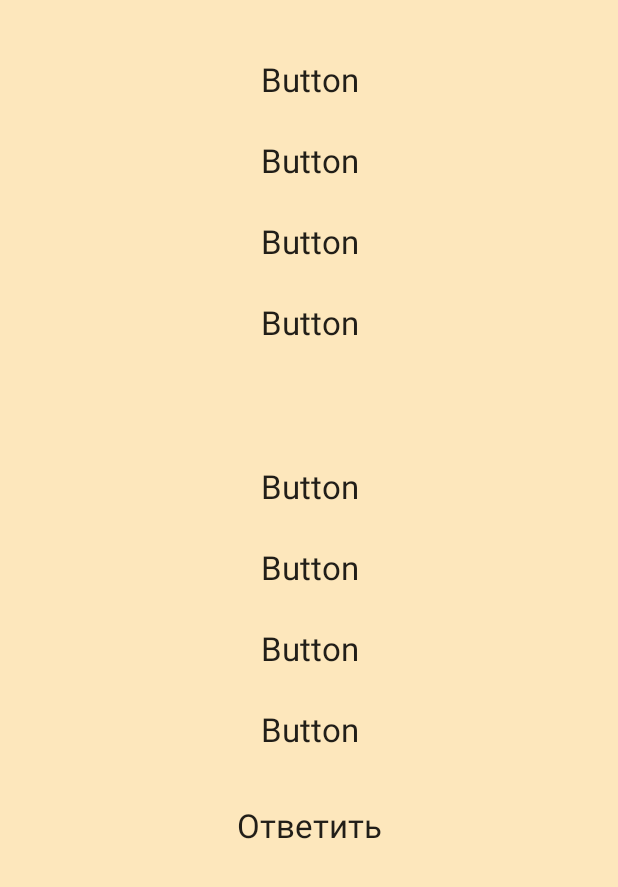
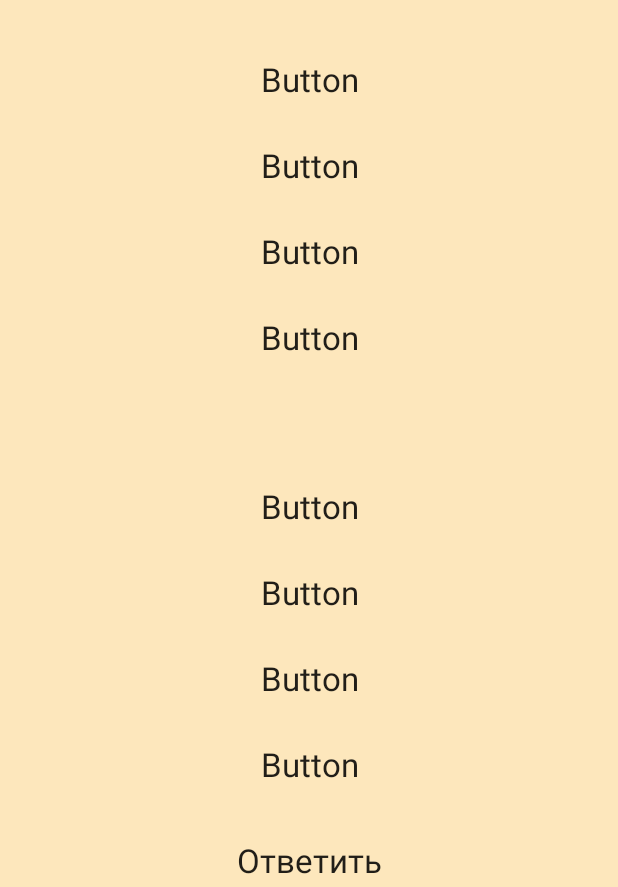
Before and after one commit to olegastor/historyapp2, an Android app: the TestActivity screen opened directly, with no data from a screen before it, after a tap on "Ответить", on a phone screen of 412 x 824 dp, the part 349-1236 px from its top. Run offline under Robolectric (Android 15) with nearby library versions, the phone set to English and light mode, and no system bars; 1 statement that could not run was skipped.

Commit message:
тесты

```diff
--- a/app/src/main/java/by/znaj/rogachev2/historyapptest/TestActivity.java
+++ b/app/src/main/java/by/znaj/rogachev2/historyapptest/TestActivity.java
@@ -346,7 +346,7 @@ public class TestActivity extends AppCompatActivity /*implements View.OnClickLis
             public void onClick(View view) {
                 if (check4 == 0){
                     check4 = 1;
-                    buttonCheck3.setBackgroundColor(getResources().getColor(R.color.colorHighlight));
+                    buttonCheck4.setBackgroundColor(getResources().getColor(R.color.colorHighlight));
                 } else
                 {
                     check4 = 0;
@@ -360,6 +360,53 @@ public class TestActivity extends AppCompatActivity /*implements View.OnClickLis
             @Override
             public void onClick(View v) {
                 disableButtons();
+                if (flag1==check1 && flag2==check2 && flag3==check3 && flag4==check4){
+                    correctAnswers++;
+                }
+
+                if (flag1 == 1 && check1 == 0){
+                    buttonCheck1.setBackgroundColor(getResources().getColor(R.color.colorGreen));
+                    buttonCheck1.setTextColor(getResources().getColor(R.color.colorRed));
+                }
+                if (flag1 == 1 && check1 == 1){
+                    buttonCheck1.setBackgroundColor(getResources().getColor(R.color.colorGreen));
+                }
+                if (flag1 == 0 && check1 == 1){
+                    buttonCheck1.setBackgroundColor(getResources().getColor(R.color.colorRed));
+                }
+
+                if (flag2 == 1 && check2 == 0){
+                    buttonCheck2.setBackgroundColor(getResources().getColor(R.color.colorGreen));
+                    buttonCheck2.setTextColor(getResources().getColor(R.color.colorRed));
+                }
+                if (flag2 == 1 && check2 == 1){
+                    buttonCheck2.setBackgroundColor(getResources().getColor(R.color.colorGreen));
+                }
+                if (flag2 == 0 && check2 == 1){
+                    buttonCheck2.setBackgroundColor(getResources().getColor(R.color.colorRed));
+                }
+
+                if (flag3 == 1 && check3 == 0){
+                    buttonCheck3.setBackgroundColor(getResources().getColor(R.color.colorGreen));
+                    buttonCheck3.setTextColor(getResources().getColor(R.color.colorRed));
+                }
+                if (flag3 == 1 && check3 == 1){
+                    buttonCheck3.setBackgroundColor(getResources().getColor(R.color.colorGreen));
+                }
+                if (flag3 == 0 && check3 == 1){
+                    buttonCheck3.setBackgroundColor(getResources().getColor(R.color.colorRed));
+                }
+
+                if (flag4 == 1 && check4 == 0){
+                    buttonCheck4.setBackgroundColor(getResources().getColor(R.color.colorGreen));
+                    buttonCheck4.setTextColor(getResources().getColor(R.color.colorRed));
+                }
+                if (flag4 == 1 && check4 == 1){
+                    buttonCheck4.setBackgroundColor(getResources().getColor(R.color.colorGreen));
+                }
+                if (flag4 == 0 && check4 == 1){
+                    buttonCheck4.setBackgroundColor(getResources().getColor(R.color.colorRed));
+                }
 
                 //TODO type2
                 handler.postDelayed(new Runnable() {
@@ -518,6 +565,10 @@ public class TestActivity extends AppCompatActivity /*implements View.OnClickLis
         buttonType2Go.setBackgroundColor(getResources().getColor(R.color.colorGrey));
         byes.setBackgroundColor(getResources().getColor(R.color.colorGrey));
         bno.setBackgroundColor(getResources().getColor(R.color.colorGrey));
+        buttonCheck1.setTextColor(getResources().getColor(R.color.colorBlack));
+        buttonCheck2.setTextColor(getResources().getColor(R.color.colorBlack));
+        buttonCheck3.setTextColor(getResources().getColor(R.color.colorBlack));
+        buttonCheck4.setTextColor(getResources().getColor(R.color.colorBlack));
         switch (typeQuestion){
             case 1: {
                 type1.setVisibility(View.VISIBLE);
--- a/app/src/main/res/layout/activity_test.xml
+++ b/app/src/main/res/layout/activity_test.xml
@@ -67,6 +67,7 @@
                 style="?android:attr/buttonBarButtonStyle"
                 android:layout_width="match_parent"
                 android:layout_height="wrap_content"
+                android:layout_marginTop="3dp"
                 android:text="Button"
                 android:textAppearance="@style/TextAppearance.AppCompat.Large" />
             <Button
@@ -74,6 +75,7 @@
                 style="?android:attr/buttonBarButtonStyle"
                 android:layout_width="match_parent"
                 android:layout_height="wrap_content"
+                android:layout_marginTop="3dp"
                 android:text="Button"
                 android:textAppearance="@style/TextAppearance.AppCompat.Large" />
             <Button
@@ -81,6 +83,7 @@
                 style="?android:attr/buttonBarButtonStyle"
                 android:layout_width="match_parent"
                 android:layout_height="wrap_content"
+                android:layout_marginTop="3dp"
                 android:text="Button"
                 android:textAppearance="@style/TextAppearance.AppCompat.Large" />
         </LinearLayout>
@@ -109,6 +112,7 @@
                     android:layout_width="0dp"
                     android:layout_weight="1"
                     android:layout_height="wrap_content"
+                    android:layout_marginTop="3dp"
                     android:text="Button"
                     android:textAppearance="@style/TextAppearance.AppCompat.Large" />
             </LinearLayout>
@@ -122,6 +126,7 @@
                     android:layout_width="0dp"
                     android:layout_weight="1"
                     android:layout_height="wrap_content"
+                    android:layout_marginTop="3dp"
                     android:text="Button"
                     android:textAppearance="@style/TextAppearance.AppCompat.Large" />
             </LinearLayout>
@@ -135,6 +140,7 @@
                     android:layout_width="0dp"
                     android:layout_weight="1"
                     android:layout_height="wrap_content"
+                    android:layout_marginTop="3dp"
                     android:text="Button"
                     android:textAppearance="@style/TextAppearance.AppCompat.Large" />
             </LinearLayout>
@@ -148,6 +154,7 @@
                     android:layout_width="0dp"
                     android:layout_weight="1"
                     android:layout_height="wrap_content"
+                    android:layout_marginTop="3dp"
                     android:text="Button"
                     android:textAppearance="@style/TextAppearance.AppCompat.Large" />
             </LinearLayout>
@@ -166,6 +173,7 @@
             android:orientation="vertical"
             android:layout_width="match_parent"
             android:layout_height="match_parent"
+            android:layout_marginTop="3dp"
             android:padding="8dp"
             android:id="@+id/type3">
             <Button
@@ -181,6 +189,7 @@
                 style="?android:attr/buttonBarButtonStyle"
                 android:layout_width="match_parent"
                 android:layout_height="wrap_content"
+                android:layout_marginTop="3dp"
                 android:text="Нет"
                 android:textAppearance="@style/TextAppearance.AppCompat.Large" />
         </LinearLayout>
--- a/app/src/main/res/values/colors.xml
+++ b/app/src/main/res/values/colors.xml
@@ -2,14 +2,16 @@
 <resources>
     <color name="colorPrimary">#3F51B5</color>
     <color name="colorPrimaryDark">#303F9F</color>
+    <color name="colorBlack">#000000</color>
     <color name="colorAccent">#FF4081</color>
-    <color name="colorRed">#f92e2e</color>
-    <color name="colorGreen">#30f929</color>
-    <color name="colorGrey">#d1d6cd</color>
+    <color name="colorRed">#ca2f2f</color>
+    <color name="colorGreen">#40b631</color>
+    <color name="colorGreenDark">#448142</color>
+    <color name="colorGrey">#ffd78a</color>
     <color name="colorBack">#fde7bc</color>
     <color name="colorBrown">#431c00</color>
     <color name="colorYellow">#e6ff00</color>
     <color name="colorLightBrown">#bf5000</color>
-    <color name="colorHighlight">#565656</color>
+    <color name="colorHighlight">#fdc14b</color>
     <color name="colorTransparent">#00000000</color>
 </resources>
```
